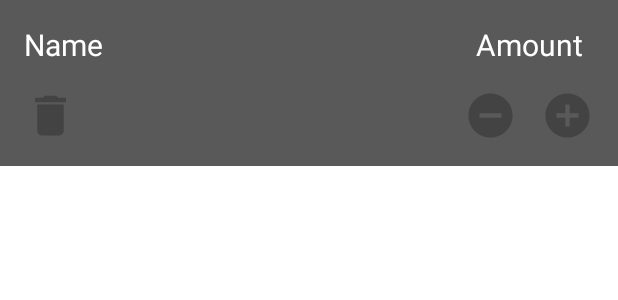
After one commit to MichaelTheBestProgrammerInTheWorld/ShoppingList, an Android app: the layout shopping_item.xml on its own in the app's theme, with its tools: preview values and no code run, on a phone screen of 412 x 824 dp. The commit adds this screen. Shown: the top 300 px of the screen. Run offline under Robolectric (Android 15) with nearby library versions, the phone set to English and light mode, and no system bars.

Commit message:
RecyclerView setup

```diff
--- /dev/null
+++ b/app/src/main/java/com/michaelmagdy/shoppinglist/ui/ShoppingItemAdapter.kt
@@ -0,0 +1,52 @@
+package com.michaelmagdy.shoppinglist.ui
+
+import android.view.LayoutInflater
+import android.view.View
+import android.view.ViewGroup
+import androidx.recyclerview.widget.RecyclerView
+import com.michaelmagdy.shoppinglist.R
+import com.michaelmagdy.shoppinglist.db.ShoppingItem
+import kotlinx.android.synthetic.main.shopping_item.view.*
+
+class ShoppingItemAdapter(
+    var items: List<ShoppingItem>,
+    private val viewModel: ShoppingViewModel
+): RecyclerView.Adapter<ShoppingItemAdapter.ShoppingViewHolder>() {
+
+
+    inner class ShoppingViewHolder(itemView: View): RecyclerView.ViewHolder(itemView)
+
+    override fun onCreateViewHolder(parent: ViewGroup, viewType: Int): ShoppingViewHolder {
+        val view = LayoutInflater.from(parent.context).inflate(R.layout.shopping_item, parent, false)
+        return ShoppingViewHolder(view)
+    }
+
+    override fun onBindViewHolder(holder: ShoppingViewHolder, position: Int) {
+        val curShoppingItem = items[position]
+
+        holder.itemView.tvName.text = curShoppingItem.name
+        holder.itemView.tvAmount.text = "${curShoppingItem.amount}"
+
+        holder.itemView.ivDelete.setOnClickListener {
+            viewModel.delete(curShoppingItem)
+        }
+
+        holder.itemView.ivPlus.setOnClickListener {
+            curShoppingItem.amount++
+            viewModel.upsert(curShoppingItem)
+        }
+
+        holder.itemView.ivMinus.setOnClickListener {
+            if(curShoppingItem.amount > 0) {
+                curShoppingItem.amount--
+                viewModel.upsert(curShoppingItem)
+            }
+        }
+    }
+
+    override fun getItemCount(): Int {
+        return items.size
+    }
+
+
+}
--- /dev/null
+++ b/app/src/main/res/drawable-anydpi/ic_delete.xml
@@ -0,0 +1,11 @@
+<vector xmlns:android="http://schemas.android.com/apk/res/android"
+    android:width="24dp"
+    android:height="24dp"
+    android:viewportWidth="24"
+    android:viewportHeight="24"
+    android:tint="#333333"
+    android:alpha="0.6">
+  <path
+      android:fillColor="@android:color/white"
+      android:pathData="M6,19c0,1.1 0.9,2 2,2h8c1.1,0 2,-0.9 2,-2V7H6v12zM19,4h-3.5l-1,-1h-5l-1,1H5v2h14V4z"/>
+</vector>
--- /dev/null
+++ b/app/src/main/res/drawable-anydpi/ic_minus.xml
@@ -0,0 +1,11 @@
+<vector xmlns:android="http://schemas.android.com/apk/res/android"
+    android:width="24dp"
+    android:height="24dp"
+    android:viewportWidth="24"
+    android:viewportHeight="24"
+    android:tint="#333333"
+    android:alpha="0.6">
+  <path
+      android:fillColor="@android:color/white"
+      android:pathData="M12,2C6.48,2 2,6.48 2,12s4.48,10 10,10 10,-4.48 10,-10S17.52,2 12,2zM17,13L7,13v-2h10v2z"/>
+</vector>
--- /dev/null
+++ b/app/src/main/res/drawable-anydpi/ic_plus.xml
@@ -0,0 +1,11 @@
+<vector xmlns:android="http://schemas.android.com/apk/res/android"
+    android:width="24dp"
+    android:height="24dp"
+    android:viewportWidth="24"
+    android:viewportHeight="24"
+    android:tint="#333333"
+    android:alpha="0.6">
+  <path
+      android:fillColor="@android:color/white"
+      android:pathData="M12,2C6.48,2 2,6.48 2,12s4.48,10 10,10 10,-4.48 10,-10S17.52,2 12,2zM17,13h-4v4h-2v-4L7,13v-2h4L11,7h2v4h4v2z"/>
+</vector>
--- /dev/null
+++ b/app/src/main/res/layout/shopping_item.xml
@@ -0,0 +1,74 @@
+<?xml version="1.0" encoding="utf-8"?>
+<androidx.constraintlayout.widget.ConstraintLayout xmlns:android="http://schemas.android.com/apk/res/android"
+    xmlns:app="http://schemas.android.com/apk/res-auto"
+    xmlns:tools="http://schemas.android.com/tools"
+    android:layout_width="match_parent"
+    android:layout_height="wrap_content"
+    android:background="@color/lightergrey2"
+    android:orientation="vertical"
+    android:padding="16dp">
+
+    <TextView
+        android:id="@+id/tvName"
+        android:layout_width="wrap_content"
+        android:layout_height="wrap_content"
+        android:layout_weight="9"
+        android:text="Name"
+        android:textColor="@android:color/white"
+        android:textSize="20sp"
+        app:layout_constraintStart_toStartOf="parent"
+        app:layout_constraintTop_toTopOf="parent" />
+
+
+    <TextView
+        android:id="@+id/tvAmount"
+        android:layout_width="wrap_content"
+        android:layout_height="wrap_content"
+        android:layout_weight="1"
+        android:text="Amount"
+        android:textColor="@android:color/white"
+        android:textSize="20sp"
+        app:layout_constraintEnd_toEndOf="parent"
+        app:layout_constraintStart_toStartOf="@+id/ivMinus"
+        app:layout_constraintTop_toTopOf="parent" />
+
+
+    <ImageView
+        android:id="@+id/ivDelete"
+        android:layout_width="35dp"
+        android:layout_height="35dp"
+        android:layout_marginTop="16dp"
+        android:clickable="true"
+        android:focusable="true"
+        android:src="@drawable/ic_delete"
+        android:textSize="20sp"
+        app:layout_constraintStart_toStartOf="parent"
+        app:layout_constraintTop_toBottomOf="@+id/tvName" />
+
+    <ImageView
+        android:id="@+id/ivPlus"
+        android:layout_width="35dp"
+        android:layout_height="35dp"
+        android:layout_marginTop="16dp"
+        android:src="@drawable/ic_plus"
+        android:clickable="true"
+        android:focusable="true"
+        android:textSize="20sp"
+        app:layout_constraintEnd_toEndOf="parent"
+        app:layout_constraintTop_toBottomOf="@+id/tvAmount" />
+
+    <ImageView
+        android:id="@+id/ivMinus"
+        android:layout_width="35dp"
+        android:layout_height="35dp"
+        android:layout_marginTop="16dp"
+        android:layout_marginEnd="16dp"
+        android:layout_marginRight="16dp"
+        android:src="@drawable/ic_minus"
+        android:clickable="true"
+        android:focusable="true"
+        android:textSize="20sp"
+        app:layout_constraintEnd_toStartOf="@+id/ivPlus"
+        app:layout_constraintTop_toBottomOf="@+id/tvAmount" />
+
+</androidx.constraintlayout.widget.ConstraintLayout>
--- a/app/src/main/res/values/colors.xml
+++ b/app/src/main/res/values/colors.xml
@@ -7,4 +7,13 @@
     <color name="teal_700">#FF018786</color>
     <color name="black">#FF000000</color>
     <color name="white">#FFFFFFFF</color>
+
+
+    <color name="colorPrimary">#444343</color>
+    <color name="lightergrey1">#504F4F</color>
+    <color name="lightergrey2">#5A5959</color>
+    <color name="darkergrey1">#3D3C3C</color>
+    <color name="darkergrey2">#333232</color>
+    <color name="colorPrimaryDark">#00574B</color>
+    <color name="colorAccent">#D81B60</color>
 </resources>
```
Also changed, not shown: app/src/main/res/drawable-hdpi/ic_delete.png (added), app/src/main/res/drawable-hdpi/ic_minus.png (added), app/src/main/res/drawable-hdpi/ic_plus.png (added), app/src/main/res/drawable-mdpi/ic_delete.png (added), app/src/main/res/drawable-mdpi/ic_minus.png (added), app/src/main/res/drawable-mdpi/ic_plus.png (added), app/src/main/res/drawable-xhdpi/ic_delete.png (added), app/src/main/res/drawable-xhdpi/ic_minus.png (added), app/src/main/res/drawable-xhdpi/ic_plus.png (added), app/src/main/res/drawable-xxhdpi/ic_delete.png (added), app/src/main/res/drawable-xxhdpi/ic_minus.png (added), app/src/main/res/drawable-xxhdpi/ic_plus.png (added).
